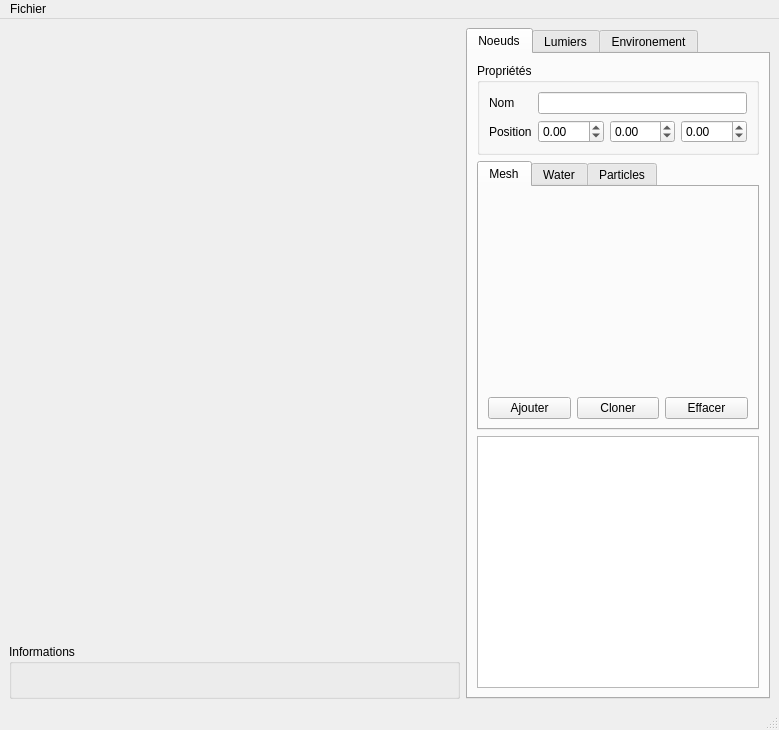
Old version of the form sources/interface.ui in the repository b4n92uid/theball-editor.
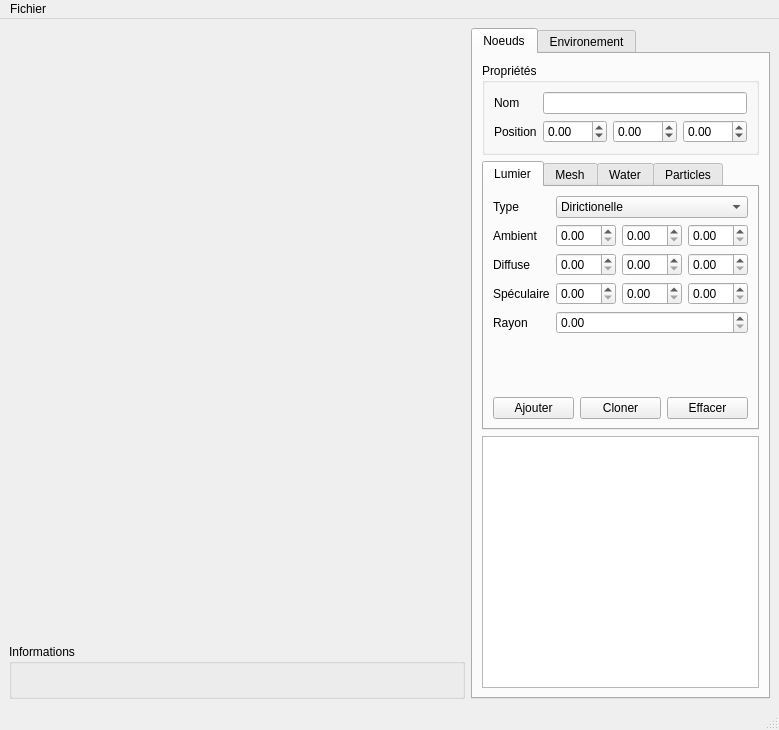
New version of the form. Custom widgets are drawn as their Qt base class.

The edit to the form file:
```diff
--- a/sources/interface.ui
+++ b/sources/interface.ui
@@ -116,6 +116,154 @@
           <property name="currentIndex">
            <number>0</number>
           </property>
+          <widget class="QWidget" name="tab_2">
+           <attribute name="title">
+            <string>Lumier</string>
+           </attribute>
+           <layout class="QVBoxLayout" name="verticalLayout_5">
+            <item>
+             <widget class="QWidget" name="widget_4" native="true">
+              <layout class="QFormLayout" name="formLayout_4">
+               <property name="fieldGrowthPolicy">
+                <enum>QFormLayout::AllNonFixedFieldsGrow</enum>
+               </property>
+               <property name="margin">
+                <number>0</number>
+               </property>
+               <item row="0" column="0">
+                <widget class="QLabel" name="label_7">
+                 <property name="text">
+                  <string>Type</string>
+                 </property>
+                </widget>
+               </item>
+               <item row="0" column="1">
+                <widget class="QComboBox" name="node_light_type">
+                 <item>
+                  <property name="text">
+                   <string>Dirictionelle</string>
+                  </property>
+                 </item>
+                 <item>
+                  <property name="text">
+                   <string>Ponctuelle</string>
+                  </property>
+                 </item>
+                </widget>
+               </item>
+               <item row="1" column="0">
+                <widget class="QLabel" name="label_8">
+                 <property name="text">
+                  <string>Ambient</string>
+                 </property>
+                </widget>
+               </item>
+               <item row="1" column="1">
+                <layout class="QHBoxLayout" name="horizontalLayout_19">
+                 <item>
+                  <widget class="QDoubleSpinBox" name="node_light_ambiant_x"/>
+                 </item>
+                 <item>
+                  <widget class="QDoubleSpinBox" name="node_light_ambiant_y"/>
+                 </item>
+                 <item>
+                  <widget class="QDoubleSpinBox" name="node_light_ambiant_z"/>
+                 </item>
+                </layout>
+               </item>
+               <item row="2" column="0">
+                <widget class="QLabel" name="label_9">
+                 <property name="text">
+                  <string>Diffuse</string>
+                 </property>
+                </widget>
+               </item>
+               <item row="2" column="1">
+                <layout class="QHBoxLayout" name="horizontalLayout_20">
+                 <item>
+                  <widget class="QDoubleSpinBox" name="node_light_diffuse_x"/>
+                 </item>
+                 <item>
+                  <widget class="QDoubleSpinBox" name="node_light_diffuse_y"/>
+                 </item>
+                 <item>
+                  <widget class="QDoubleSpinBox" name="node_light_diffuse_z"/>
+                 </item>
+                </layout>
+               </item>
+               <item row="3" column="0">
+                <widget class="QLabel" name="label_10">
+                 <property name="text">
+                  <string>Spéculaire</string>
+                 </property>
+                </widget>
+               </item>
+               <item row="3" column="1">
+                <layout class="QHBoxLayout" name="horizontalLayout_21">
+                 <item>
+                  <widget class="QDoubleSpinBox" name="node_light_specular_x"/>
+                 </item>
+                 <item>
+                  <widget class="QDoubleSpinBox" name="node_light_specular_y"/>
+                 </item>
+                 <item>
+                  <widget class="QDoubleSpinBox" name="node_light_specular_z"/>
+                 </item>
+                </layout>
+               </item>
+               <item row="4" column="0">
+                <widget class="QLabel" name="label_11">
+                 <property name="text">
+                  <string>Rayon</string>
+                 </property>
+                </widget>
+               </item>
+               <item row="4" column="1">
+                <widget class="QDoubleSpinBox" name="node_light_radius"/>
+               </item>
+              </layout>
+             </widget>
+            </item>
+            <item>
+             <spacer name="verticalSpacer">
+              <property name="orientation">
+               <enum>Qt::Vertical</enum>
+              </property>
+              <property name="sizeHint" stdset="0">
+               <size>
+                <width>20</width>
+                <height>40</height>
+               </size>
+              </property>
+             </spacer>
+            </item>
+            <item>
+             <layout class="QHBoxLayout" name="horizontalLayout_26">
+              <item>
+               <widget class="QPushButton" name="node_light_add">
+                <property name="text">
+                 <string>Ajouter</string>
+                </property>
+               </widget>
+              </item>
+              <item>
+               <widget class="QPushButton" name="node_light_clone">
+                <property name="text">
+                 <string>Cloner</string>
+                </property>
+               </widget>
+              </item>
+              <item>
+               <widget class="QPushButton" name="node_light_del">
+                <property name="text">
+                 <string>Effacer</string>
+                </property>
+               </widget>
+              </item>
+             </layout>
+            </item>
+           </layout>
+          </widget>
           <widget class="QWidget" name="tab_4">
            <attribute name="title">
             <string>Mesh</string>
@@ -462,147 +610,11 @@
         </item>
        </layout>
       </widget>
-      <widget class="QWidget" name="tab_2">
+      <widget class="QWidget" name="tab_3">
        <attribute name="title">
-        <string>Lumiers</string>
+        <string>Environement</string>
        </attribute>
-       <layout class="QVBoxLayout" name="verticalLayout_5">
-        <item>
-         <widget class="QGroupBox" name="groupBox_4">
-          <property name="title">
-           <string>Propriétés</string>
-          </property>
-          <layout class="QFormLayout" name="formLayout_4">
-           <item row="0" column="0">
-            <widget class="QLabel" name="label_7">
-             <property name="text">
-              <string>Type</string>
-             </property>
-            </widget>
-           </item>
-           <item row="0" column="1">
-            <widget class="QComboBox" name="light_type">
-             <item>
-              <property name="text">
-               <string>Ponctuelle</string>
-              </property>
-             </item>
-             <item>
-              <property name="text">
-               <string>Dirictionelle</string>
-              </property>
-             </item>
-            </widget>
-           </item>
-           <item row="1" column="0">
-            <widget class="QLabel" name="label_2">
-             <property name="text">
-              <string>Position</string>
-             </property>
-            </widget>
-           </item>
-           <item row="1" column="1">
-            <layout class="QHBoxLayout" name="horizontalLayout_3">
-             <item>
-              <widget class="QDoubleSpinBox" name="light_pos_x">
-               <property name="minimum">
-                <double>-99.000000000000000</double>
-               </property>
-              </widget>
-             </item>
-             <item>
-              <widget class="QDoubleSpinBox" name="light_pos_y">
-               <property name="minimum">
-                <double>-99.000000000000000</double>
-               </property>
-              </widget>
-             </item>
-             <item>
-              <widget class="QDoubleSpinBox" name="light_pos_z">
-               <property name="minimum">
-                <double>-99.000000000000000</double>
-               </property>
-              </widget>
-             </item>
-            </layout>
-           </item>
-           <item row="2" column="0">
-            <widget class="QLabel" name="label_8">
-             <property name="text">
-              <string>Ambient</string>
-             </property>
-            </widget>
-           </item>
-           <item row="2" column="1">
-            <layout class="QHBoxLayout" name="horizontalLayout_19">
-             <item>
-              <widget class="QDoubleSpinBox" name="light_ambiant_x"/>
-             </item>
-             <item>
-              <widget class="QDoubleSpinBox" name="light_ambiant_y"/>
-             </item>
-             <item>
-              <widget class="QDoubleSpinBox" name="light_ambiant_z"/>
-             </item>
-            </layout>
-           </item>
-           <item row="3" column="0">
-            <widget class="QLabel" name="label_9">
-             <property name="text">
-              <string>Diffuse</string>
-             </property>
-            </widget>
-           </item>
-           <item row="3" column="1">
-            <layout class="QHBoxLayout" name="horizontalLayout_20">
-             <item>
-              <widget class="QDoubleSpinBox" name="light_diffuse_x"/>
-             </item>
-             <item>
-              <widget class="QDoubleSpinBox" name="light_diffuse_y"/>
-             </item>
-             <item>
-              <widget class="QDoubleSpinBox" name="light_diffuse_z_2"/>
-             </item>
-            </layout>
-           </item>
-           <item row="4" column="0">
-            <widget class="QLabel" name="label_10">
-             <property name="text">
-              <string>Spéculaire</string>
-             </property>
-            </widget>
-           </item>
-           <item row="4" column="1">
-            <layout class="QHBoxLayout" name="horizontalLayout_21">
-             <item>
-              <widget class="QDoubleSpinBox" name="light_specular_x"/>
-             </item>
-             <item>
-              <widget class="QDoubleSpinBox" name="light_specular_y"/>
-             </item>
-             <item>
-              <widget class="QDoubleSpinBox" name="light_specular_z"/>
-             </item>
-            </layout>
-           </item>
-           <item row="5" column="0">
-            <widget class="QLabel" name="label_11">
-             <property name="text">
-              <string>Shininess</string>
-             </property>
-            </widget>
-           </item>
-           <item row="5" column="1">
-            <widget class="QDoubleSpinBox" name="light_shininess">
-             <property name="singleStep">
-              <double>0.100000000000000</double>
-             </property>
-            </widget>
-           </item>
-          </layout>
-         </widget>
-        </item>
+       <layout class="QVBoxLayout" name="verticalLayout_2">
         <item>
          <widget class="QGroupBox" name="groupBox_6">
           <property name="title">
@@ -628,41 +640,6 @@
           </layout>
          </widget>
         </item>
-        <item>
-         <widget class="QTreeView" name="node_type"/>
-        </item>
-        <item>
-         <layout class="QHBoxLayout" name="horizontalLayout_26">
-          <item>
-           <widget class="QPushButton" name="light_add">
-            <property name="text">
-             <string>Ajouter</string>
-            </property>
-           </widget>
-          </item>
-          <item>
-           <widget class="QPushButton" name="light_clone">
-            <property name="text">
-             <string>Cloner</string>
-            </property>
-           </widget>
-          </item>
-          <item>
-           <widget class="QPushButton" name="light_del">
-            <property name="text">
-             <string>Effacer</string>
-            </property>
-           </widget>
-          </item>
-         </layout>
-        </item>
-       </layout>
-      </widget>
-      <widget class="QWidget" name="tab_3">
-       <attribute name="title">
-        <string>Environement</string>
-       </attribute>
-       <layout class="QVBoxLayout" name="verticalLayout_2">
         <item>
          <widget class="QGroupBox" name="skybox_enable">
           <property name="enabled">
```
Left out of the diff: 140 changed lines with no effect on the pictures. Lines whose indentation alone changed are shown as unchanged.
